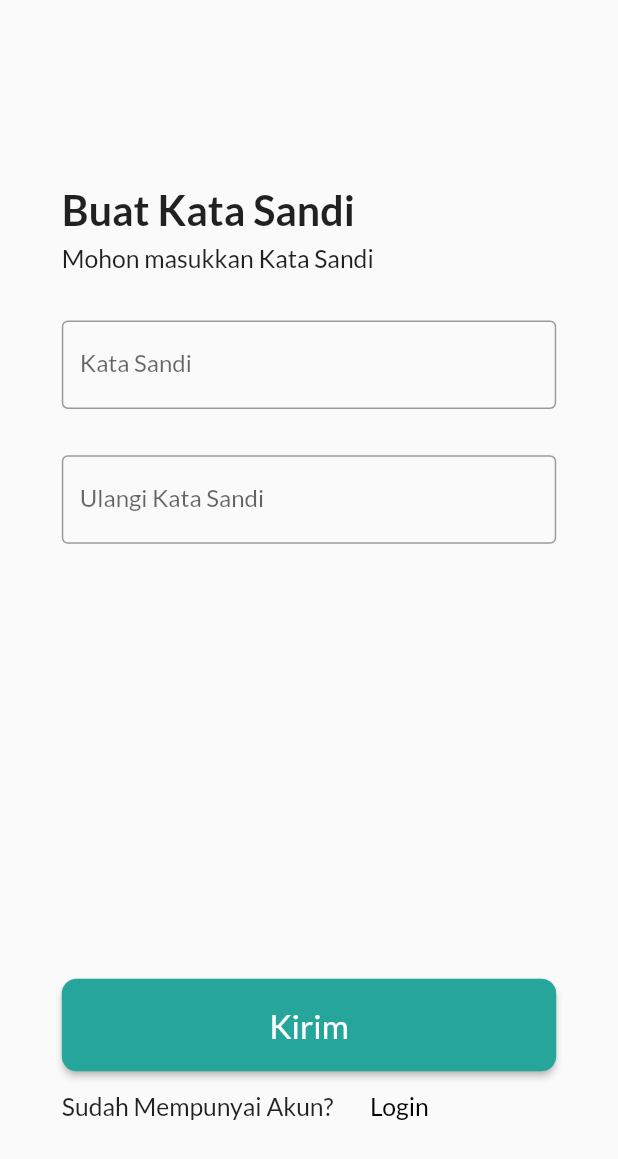
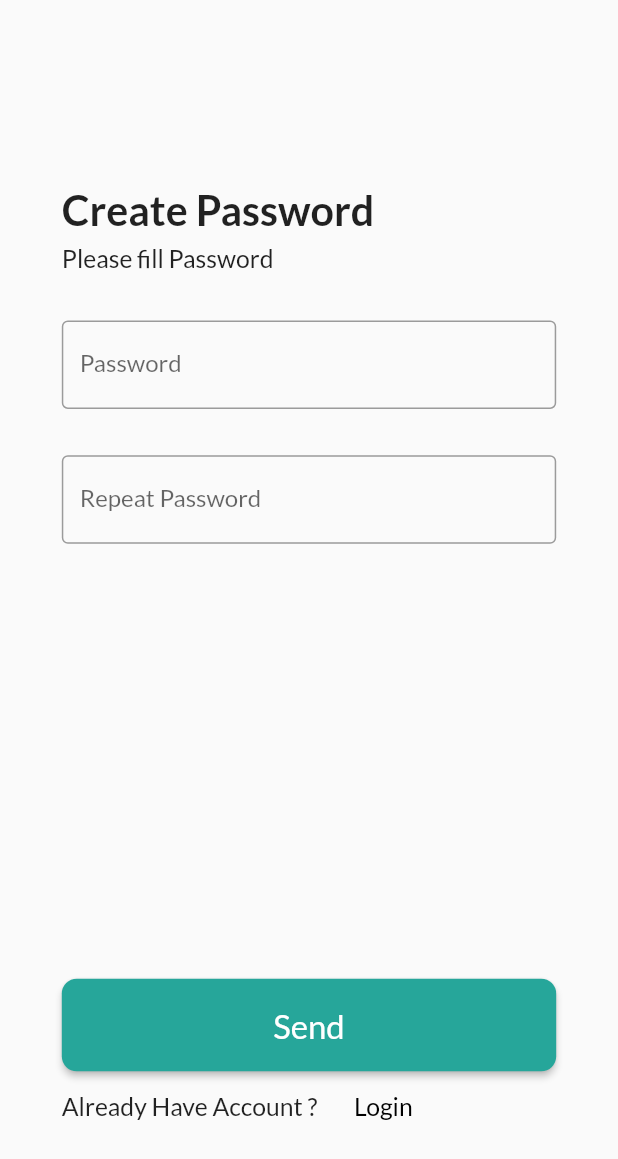
Before and after one commit to ardhanmz/MoneyPit-Flutter, a Flutter app: the ChangePasswordView screen opened by its route, on a phone screen of 412 x 824 dp. Shown: the top 1159 px of the screen. Run offline on Flutter 3.47's test engine with Material 2 defaults, Android fonts, the phone set to English and light mode, and no system bars; our stand-ins replace flutter_hooks, flutter_screenutil, flutter_svg, google_fonts.

Commit message:
Change StatefulWidget to HookWidget Fixing some Missing Translation

```diff
--- a/lib/View/ChangePasswordView.dart
+++ b/lib/View/ChangePasswordView.dart
@@ -1,13 +1,10 @@
 import 'package:flutter/material.dart';
+import 'package:flutter_hooks/flutter_hooks.dart';
 import 'package:flutter_screenutil/flutter_screenutil.dart';
 import 'package:google_fonts/google_fonts.dart';
 import 'package:moneypit_flutter/generated/l10n.dart';
 
-class ChangePasswordView extends StatefulWidget {
-  ChangePassWordViewState createState() => ChangePassWordViewState();
-}
-
-class ChangePassWordViewState extends State<ChangePasswordView> {
+class ChangePasswordView extends HookWidget {
   @override
   Widget build(BuildContext context) {
     // TODO: implement build
@@ -28,7 +25,7 @@ class ChangePassWordViewState extends State<ChangePasswordView> {
                   mainAxisAlignment: MainAxisAlignment.center,
                   children: [
                     Text(
-                      "Buat Kata Sandi",
+                      S.of(context).create_password,
                       style: GoogleFonts.lato(
                           fontSize: ScreenUtil().setSp(50),
                           fontWeight: FontWeight.bold),
@@ -37,7 +34,7 @@ class ChangePassWordViewState extends State<ChangePasswordView> {
                       height: ScreenUtil().setHeight(10),
                     ),
                     Text(
-                      "Mohon masukkan Kata Sandi",
+                      S.of(context).subtitle_create_password,
                       style: GoogleFonts.lato(
                         fontSize: ScreenUtil().setSp(30),
                       ),
@@ -53,7 +50,7 @@ class ChangePassWordViewState extends State<ChangePasswordView> {
                 child: TextField(
                   decoration: InputDecoration(
                       border: OutlineInputBorder(),
-                      labelText: 'Kata Sandi',
+                      labelText: S.of(context).password,
                       labelStyle: GoogleFonts.lato()),
                 ),
               ),
@@ -65,7 +62,7 @@ class ChangePassWordViewState extends State<ChangePasswordView> {
                 child: TextField(
                   decoration: InputDecoration(
                       border: OutlineInputBorder(),
-                      labelText: 'Ulangi Kata Sandi',
+                      labelText: S.of(context).repeat_password,
                       labelStyle: GoogleFonts.lato()),
                 ),
               ),
@@ -78,7 +75,7 @@ class ChangePassWordViewState extends State<ChangePasswordView> {
                     Navigator.pushNamed(context, '/Home');
                   },
                   child: Text(
-                    "Kirim",
+                    S.of(context).send,
                     style: GoogleFonts.lato(fontSize: ScreenUtil().setSp(40)),
                   ),
                 ),
@@ -89,7 +86,7 @@ class ChangePassWordViewState extends State<ChangePasswordView> {
                   mainAxisAlignment: MainAxisAlignment.start,
                   children: [
                     Text(
-                      "Sudah Mempunyai Akun?",
+                      S.of(context).haveAccount,
                       style: GoogleFonts.lato(fontSize: ScreenUtil().setSp(30)),
                     ),
                     FlatButton(
```
Also changed, not shown: lib/View/AddExpenseView.dart (+4 -6 lines), lib/View/HomeView.dart (+6 -8 lines), lib/View/SignUpView.dart (+2 -8 lines).
